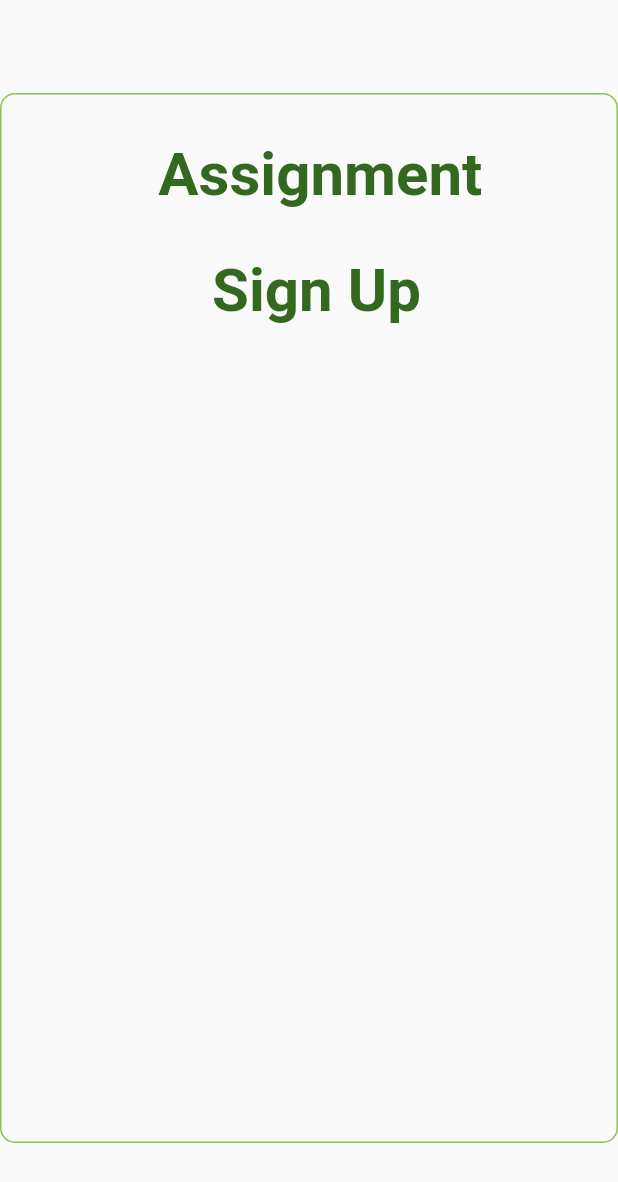
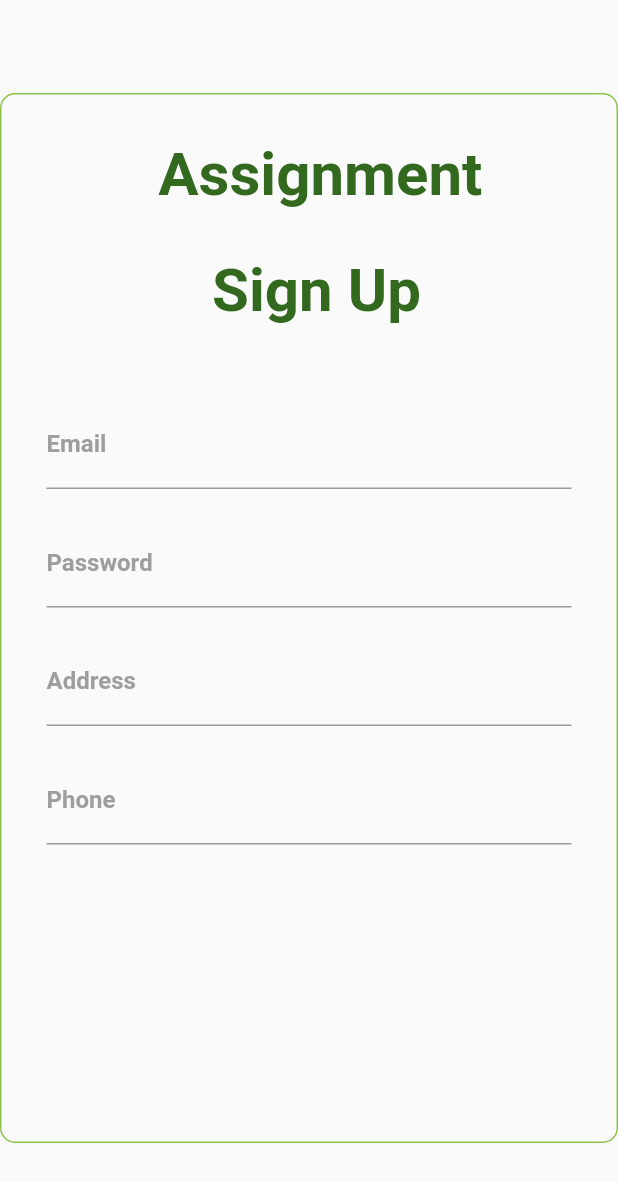
Before and after one commit to HauwaInuwa/CSC-506, a Flutter app: the SignupPage screen opened by its route, on a phone screen of 412 x 824 dp. Shown: the top 1182 px of the screen. Run offline on Flutter 3.47's test engine with Material 2 defaults, Android fonts, the phone set to English and light mode, and no system bars; Roboto replaces fonts that are missing (Montserrat).

Commit message:
created Email, Password,Address and Phone field

```diff
--- a/lib/signup.dart
+++ b/lib/signup.dart
@@ -24,7 +24,8 @@ class _SignupPageState extends State<SignupPage> {
                     children: <Widget>[
                       Center(
                         child: Container(
-                      padding: EdgeInsets.fromLTRB(30.0, 30.0, 15.0, 10.0),
+                            padding:
+                                EdgeInsets.fromLTRB(30.0, 30.0, 15.0, 10.0),
                             child: Text('Assignment',
                                 style: TextStyle(
                                     fontSize: 40.0,
@@ -40,9 +41,66 @@ class _SignupPageState extends State<SignupPage> {
                                     fontWeight: FontWeight.bold,
                                     color: Colors.lightGreen[900]))),
                       ),
+                      Padding(
+                        padding: const EdgeInsets.all(10.0),
+                        child: Container(
+                          padding: EdgeInsets.only(
+                              top: 35.0, left: 20.0, right: 20.0),
+                          child: Column(children: <Widget>[
+                            TextField(
+                                decoration: InputDecoration(
+                                    labelText: 'Email',
+                                    labelStyle: TextStyle(
+                                        fontFamily: 'Montserrat',
+                                        fontWeight: FontWeight.bold,
+                                        color: Colors.grey),
+                                    focusedBorder: UnderlineInputBorder(
+                                        borderSide: BorderSide(
+                                            color: Colors.lightGreen)))),
+                            SizedBox(
+                              height: 20,
+                            ),
+                            TextField(
+                              obscureText: true,
+                              decoration: InputDecoration(
+                                  labelText: 'Password',
+                                  labelStyle: TextStyle(
+                                      fontFamily: 'Montserrat',
+                                      fontWeight: FontWeight.bold,
+                                      color: Colors.grey),
+                                  focusedBorder: UnderlineInputBorder(
+                                      borderSide: BorderSide(
+                                          color: Colors.lightGreen))),
+                            ),
+                            SizedBox(
+                              height: 20,
+                            ),
+                            TextField(
+                                decoration: InputDecoration(
+                                    labelText: 'Address',
+                                    labelStyle: TextStyle(
+                                        fontFamily: 'Montserrat',
+                                        fontWeight: FontWeight.bold,
+                                        color: Colors.grey),
+                                    focusedBorder: UnderlineInputBorder(
+                                        borderSide: BorderSide(
+                                            color: Colors.lightGreen)))),
+                            SizedBox(
+                              height: 20,
+                            ),
+                            TextField(
+                                decoration: InputDecoration(
+                                    labelText: 'Phone',
+                                    labelStyle: TextStyle(
+                                        fontFamily: 'Montserrat',
+                                        fontWeight: FontWeight.bold,
+                                        color: Colors.grey),
+                                    focusedBorder: UnderlineInputBorder(
+                                        borderSide: BorderSide(
+                                            color: Colors.lightGreen)))),
                           ]),
                         ),
                       ),
-    );
+                    ]))));
   }
 }
```
Lines whose indentation alone changed are shown as unchanged.
